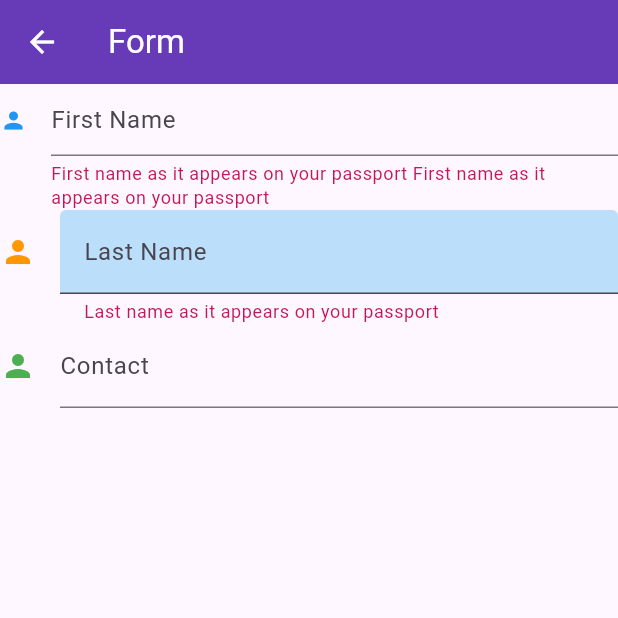
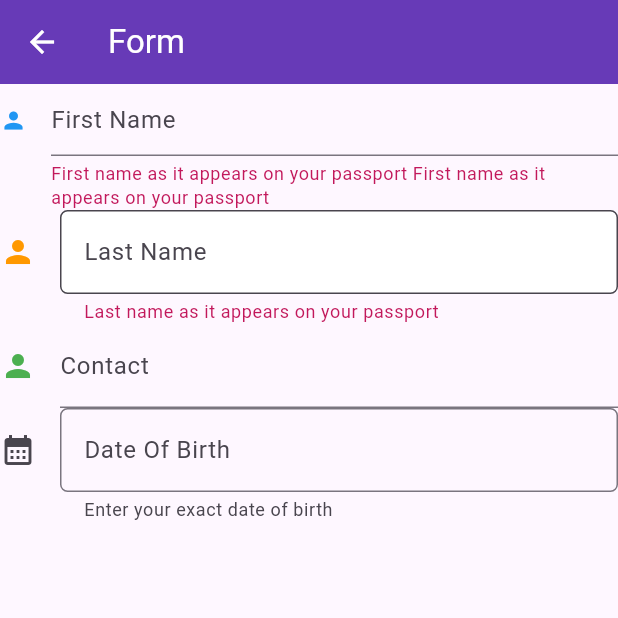
Before and after one commit to Morg-2025/flutter_components, a Flutter app: the ScreenForm screen opened directly, on a phone screen of 412 x 824 dp, the top half of it. Run offline on Flutter 3.47's test engine with Material 3 defaults, Android fonts, the phone set to English and light mode, and no system bars; drawn by our look-alikes of flutter_form_builder; our stand-ins replace fluttertoast.

Commit message:
1 changed

```diff
--- a/lib/Screens/screen_form.dart
+++ b/lib/Screens/screen_form.dart
@@ -64,11 +64,14 @@ class _ScreenFormState extends State<ScreenForm> {
                       print(val);
                     },
                     decoration: InputDecoration(
+                      border: OutlineInputBorder(
+                        borderRadius: BorderRadius.circular(5),
+                      ) ,
                       hintText: "Enter your last name",
                       labelText: "Last Name",
                       icon: Icon(Icons.person),
                       iconColor: Colors.orange,
-                      fillColor: Colors.blue.shade100,
+                      fillColor: Colors.white,
                       filled: true,
                       helperText: "Last name as it appears on your passport",
                       helperStyle: TextStyle(color: Colors.pink.shade700),
@@ -86,6 +89,20 @@ class _ScreenFormState extends State<ScreenForm> {
                       iconColor: Colors.green,
                       helperStyle: TextStyle(color: Colors.pink.shade700, fontSize: 16),
                     ),
+                  ),
+                  FormBuilderDateTimePicker(name: "dob",
+                    inputType: InputType.date,
+
+                    decoration: InputDecoration(
+                      label: Text("Date Of Birth"),
+                          icon: Icon(Icons.calendar_month),
+                      hintText: "Enter date",
+                      helperText: "Enter your exact date of birth ",
+                      border: OutlineInputBorder(
+                        borderRadius: BorderRadius.circular(5)
+                      )
+                    ),
+
                   ),
                 ],
               ),
```
